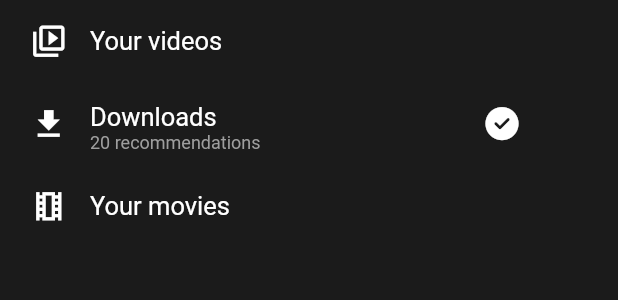
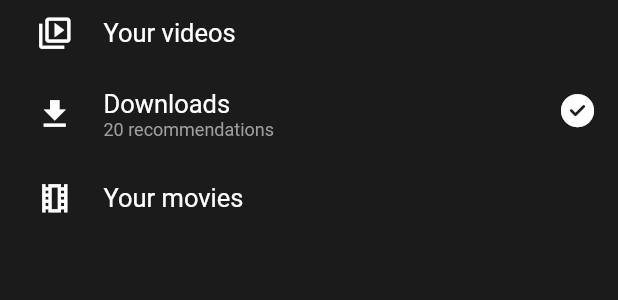
Before and after one commit to abideen1052/youtube_clone, a Flutter app: the LibraryTileWidget widget shown alone on an empty page, opened directly, on a phone screen of 412 x 824 dp. Shown: the top 300 px of the screen. Run offline on Flutter 3.47's test engine with Material 2 defaults, Android fonts, the phone set to English and light mode, and no system bars; our stand-ins replace dropdown_button2, font_awesome_flutter, google_fonts; network calls fail.

Commit message:
Library widget updated with List tile

```diff
--- a/lib/presentation/library/widgets/history_tile_widget.dart
+++ b/lib/presentation/library/widgets/history_tile_widget.dart
@@ -13,92 +13,78 @@ class LibraryTileWidget extends StatelessWidget {
   @override
   Widget build(BuildContext context) {
     return SizedBox(
-      height: 168,
+      height: 160,
       child: Column(
         children: [
-          SizedBox(
-            height: 55,
-            child: Padding(
-              padding: const EdgeInsets.only(left: 20),
-              child: Row(
-                children: [
-                  const Icon(
+          Padding(
+            padding: const EdgeInsets.only(left: 8),
+            child: ListTile(
+              visualDensity: VisualDensity(
+                vertical: -3,
+              ),
+              horizontalTitleGap: 5,
+              leading: const Icon(
                 Icons.video_library_outlined,
                 size: 25,
                 color: kWhiteColor,
               ),
-                  kwidth15,
-                  Text(
+              title: Text(
                 'Your videos',
                 style: GoogleFonts.roboto(
                   fontSize: 17,
-                    ),
-                  ),
-                ],
+                  color: kWhiteColor,
                 ),
               ),
             ),
-          SizedBox(
-            height: 55,
-            child: Padding(
-              padding: const EdgeInsets.only(left: 20),
-              child: Row(
-                children: [
-                  const Icon(
+          ),
+          Padding(
+            padding: const EdgeInsets.only(left: 8),
+            child: ListTile(
+              visualDensity: const VisualDensity(
+                vertical: -3,
+              ),
+              horizontalTitleGap: 5,
+              leading: const Padding(
+                padding: EdgeInsets.only(top: 4),
+                child: Icon(
                   Icons.download,
                   size: 25,
                   color: kWhiteColor,
                 ),
-                  kwidth15,
-                  Padding(
-                    padding: const EdgeInsets.only(top: 13),
-                    child: Column(
-                      crossAxisAlignment: CrossAxisAlignment.start,
-                      children: [
-                        Text(
+              ),
+              title: Text(
                 'Downloads',
                 style: GoogleFonts.roboto(
                   fontSize: 17,
+                  color: kWhiteColor,
                 ),
               ),
-                        const SubTextWidget(title: '20 recommendations')
-                      ],
-                    ),
-                  ),
-                  const Padding(
-                    padding: EdgeInsets.only(left: 150),
-                    child: FaIcon(
+              subtitle: const SubTextWidget(title: '20 recommendations'),
+              trailing: const FaIcon(
                 FontAwesomeIcons.solidCircleCheck,
                 color: kWhiteColor,
                 size: 22,
               ),
-                  )
-                ],
             ),
           ),
-          ),
-          SizedBox(
-            height: 55,
-            child: Padding(
-              padding: const EdgeInsets.only(left: 20),
-              child: Row(
-                children: [
-                  const Icon(
+          Padding(
+            padding: const EdgeInsets.only(left: 8),
+            child: ListTile(
+              horizontalTitleGap: 5,
+              leading: const Icon(
                 Icons.local_movies_outlined,
                 size: 25,
                 color: kWhiteColor,
               ),
-                  kwidth15,
-                  Text(
+              title: Text(
                 'Your movies',
                 style: GoogleFonts.roboto(
                   fontSize: 17,
+                  color: kWhiteColor,
                 ),
               ),
-                ],
             ),
           ),
-          )
         ],
       ),
     );
```
Also changed, not shown: lib/presentation/library/screen_library.dart (+39 -50 lines). Lines whose indentation alone changed are shown as unchanged.
